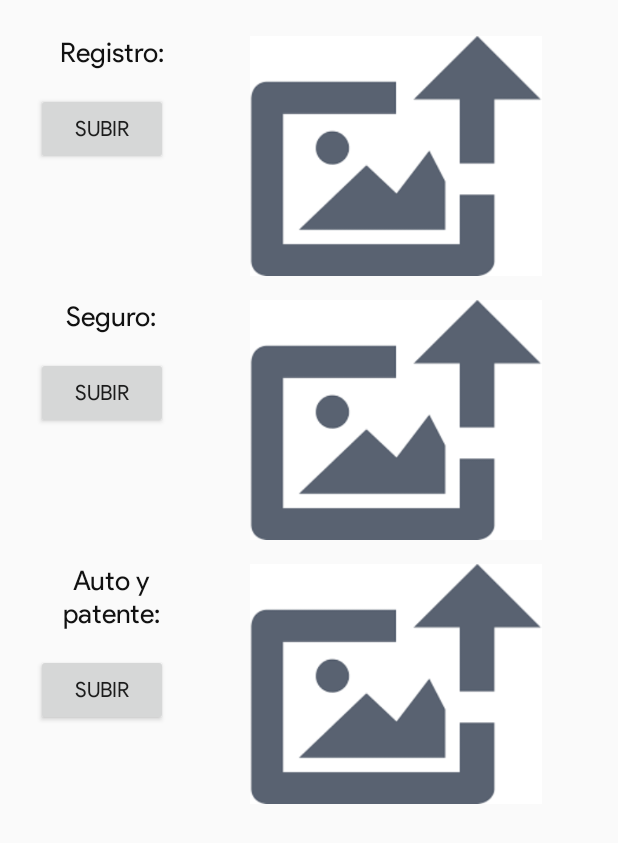
After one commit to tdp2-1c2019/petify-android, an Android app: the DriverPicturesActivity screen opened directly, with no data from a screen before it, on a phone screen of 412 x 824 dp. The commit adds this screen. Shown: the top 843 px of the screen. Run offline under Robolectric (Android 15) with nearby library versions, the phone set to English and light mode, and no system bars; our stand-ins replace Firebase (no records; nobody signed in at launch, a user with empty details on screens opened directly), sdp/ssp sizes; libraries missing offline, so code that uses them is left out: com.facebook; 2 statements that could not run were skipped.

Commit message:
Agregada pantalla para carga de imagenes (en firebase) del chofer

```diff
--- a/app/build.gradle
+++ b/app/build.gradle
@@ -26,6 +26,7 @@ dependencies {
     implementation 'com.google.firebase:firebase-core:16.0.8'
     implementation 'com.google.firebase:firebase-auth:16.2.1'
     implementation 'com.google.firebase:firebase-database:16.1.0'
+    implementation 'com.google.firebase:firebase-storage:16.1.0'
     implementation 'com.facebook.android:facebook-android-sdk:4.41.0'
     testImplementation 'junit:junit:4.12'
     androidTestImplementation 'com.android.support.test:runner:1.0.2'
--- a/app/src/main/AndroidManifest.xml
+++ b/app/src/main/AndroidManifest.xml
@@ -5,6 +5,7 @@
     <uses-permission android:name="android.permission.ACCESS_COARSE_LOCATION" />
     <uses-permission android:name="android.permission.ACCESS_FINE_LOCATION" />
     <uses-permission android:name="android.permission.INTERNET" />
+    <uses-permission android:name="android.permission.READ_EXTERNAL_STORAGE" />
 
     <application
         android:allowBackup="true"
@@ -13,6 +14,9 @@
         android:roundIcon="@mipmap/ic_launcher_round"
         android:supportsRtl="true"
         android:theme="@style/AppTheme">
+        <activity
+            android:name=".activities.DriverPicturesActivity"
+            android:theme="@style/AppTheme.NoActionBar" />
         <activity
             android:name=".activities.ViajeCursoActivity"
             android:theme="@style/AppTheme.NoActionBar" />
@@ -36,7 +40,6 @@
 
         <activity
             android:name=".activities.MainActivity"
-            android:noHistory="true"
             android:theme="@style/AppTheme.NoActionBar">
             <intent-filter>
                 <action android:name="android.intent.action.MAIN" />
--- /dev/null
+++ b/app/src/main/java/com/app/petify/activities/DriverPicturesActivity.java
@@ -0,0 +1,240 @@
+package com.app.petify.activities;
+
+import android.app.ProgressDialog;
+import android.content.Intent;
+import android.graphics.Bitmap;
+import android.net.Uri;
+import android.os.Bundle;
+import android.provider.MediaStore;
+import android.support.annotation.NonNull;
+import android.support.design.widget.Snackbar;
+import android.support.v7.app.AppCompatActivity;
+import android.view.View;
+import android.widget.Button;
+import android.widget.ImageView;
+
+import com.app.petify.R;
+import com.app.petify.utils.DownloadImageTask;
+import com.facebook.AccessToken;
+import com.google.android.gms.tasks.OnFailureListener;
+import com.google.android.gms.tasks.OnSuccessListener;
+import com.google.firebase.storage.FirebaseStorage;
+import com.google.firebase.storage.OnProgressListener;
+import com.google.firebase.storage.StorageReference;
+import com.google.firebase.storage.UploadTask;
+
+import java.io.IOException;
+
+public class DriverPicturesActivity extends AppCompatActivity {
+    private FirebaseStorage storage;
+    private StorageReference storageReference;
+    private String driverFbId;
+    private String baseRef;
+    private Uri localFilePath;
+
+    private ImageView mRegistroImage;
+    private Button mRegistroSubir;
+    private boolean registroCargado;
+    private ImageView mSeguroImage;
+    private Button mSeguroSubir;
+    private boolean seguroCargado;
+    private ImageView mAutoImage;
+    private Button mAutoSubir;
+    private boolean autoCargado;
+    private Button mTerminarCarga;
+
+    Snackbar snackbar;
+
+    private final int REGISTRO_REQUEST = 71;
+    private final int SEGURO_REQUEST = 72;
+    private final int AUTO_REQUEST = 73;
+
+    @Override
+    protected void onCreate(Bundle savedInstanceState) {
+        super.onCreate(savedInstanceState);
+        setContentView(R.layout.activity_driver_pictures);
+
+        mRegistroImage = findViewById(R.id.registroImage);
+        mRegistroSubir = findViewById(R.id.subirFotoRegistro);
+        mSeguroImage = findViewById(R.id.seguroImage);
+        mSeguroSubir = findViewById(R.id.subirFotoSeguro);
+        mAutoImage = findViewById(R.id.autoImage);
+        mAutoSubir = findViewById(R.id.subirFotoAuto);
+
+        registroCargado = false;
+        seguroCargado = false;
+        autoCargado = false;
+        mTerminarCarga = findViewById(R.id.terminarCarga);
+        mTerminarCarga.setVisibility(View.GONE);
+        mTerminarCarga.setOnClickListener(new View.OnClickListener() {
+            @Override
+            public void onClick(View v) {
+                Intent i = new Intent(getBaseContext(), DriverHomeActivity.class);
+                startActivity(i);
+            }
+        });
+
+        AccessToken accessToken = AccessToken.getCurrentAccessToken();
+        driverFbId = accessToken.getUserId();
+        baseRef = "drivers/" + driverFbId;
+
+        storage = FirebaseStorage.getInstance();
+        storageReference = storage.getReference(baseRef);
+        // Si alguna imagen ya esta en su perfil, la traemos
+        storageReference.child("registro").getDownloadUrl().addOnSuccessListener(new OnSuccessListener<Uri>() {
+            @Override
+            public void onSuccess(Uri uri) {
+                new DownloadImageTask(mRegistroImage).execute(uri.toString());
+                registroCargado = true;
+                permitirAvanzar();
+            }
+        }).addOnFailureListener(new OnFailureListener() {
+            @Override
+            public void onFailure(@NonNull Exception e) {
+                e.printStackTrace();
+            }
+        });
+        storageReference.child("seguro").getDownloadUrl().addOnSuccessListener(new OnSuccessListener<Uri>() {
+            @Override
+            public void onSuccess(Uri uri) {
+                new DownloadImageTask(mSeguroImage).execute(uri.toString());
+                seguroCargado = true;
+                permitirAvanzar();
+            }
+        }).addOnFailureListener(new OnFailureListener() {
+            @Override
+            public void onFailure(@NonNull Exception e) {
+                e.printStackTrace();
+            }
+        });
+        storageReference.child("auto").getDownloadUrl().addOnSuccessListener(new OnSuccessListener<Uri>() {
+            @Override
+            public void onSuccess(Uri uri) {
+                new DownloadImageTask(mAutoImage).execute(uri.toString());
+                autoCargado = true;
+                permitirAvanzar();
+            }
+        }).addOnFailureListener(new OnFailureListener() {
+            @Override
+            public void onFailure(@NonNull Exception e) {
+                e.printStackTrace();
+            }
+        });
+
+        mRegistroSubir.setOnClickListener(new View.OnClickListener() {
+            @Override
+            public void onClick(View v) {
+                chooseImage(REGISTRO_REQUEST);
+            }
+        });
+        mSeguroSubir.setOnClickListener(new View.OnClickListener() {
+            @Override
+            public void onClick(View v) {
+                chooseImage(SEGURO_REQUEST);
+            }
+        });
+        mAutoSubir.setOnClickListener(new View.OnClickListener() {
+            @Override
+            public void onClick(View v) {
+                chooseImage(AUTO_REQUEST);
+            }
+        });
+    }
+
+    private void chooseImage(int request_type) {
+        Intent intent = new Intent();
+        intent.setType("image/*");
+        intent.setAction(Intent.ACTION_GET_CONTENT);
+        startActivityForResult(Intent.createChooser(intent, "Seleccione Imagen"), request_type);
+    }
+
+    @Override
+    protected void onActivityResult(int requestCode, int resultCode, Intent data) {
+        super.onActivityResult(requestCode, resultCode, data);
+        if (resultCode == RESULT_OK && data != null && data.getData() != null) {
+            localFilePath = data.getData();
+            try {
+                Bitmap bitmap = MediaStore.Images.Media.getBitmap(getContentResolver(), localFilePath);
+                switch (requestCode) {
+                    case REGISTRO_REQUEST:
+                        mRegistroImage.setImageBitmap(bitmap);
+                        uploadImage(REGISTRO_REQUEST);
+                        break;
+                    case SEGURO_REQUEST:
+                        mSeguroImage.setImageBitmap(bitmap);
+                        uploadImage(SEGURO_REQUEST);
+                        break;
+                    case AUTO_REQUEST:
+                        mAutoImage.setImageBitmap(bitmap);
+                        uploadImage(AUTO_REQUEST);
+                        break;
+                }
+            } catch (IOException e) {
+                e.printStackTrace();
+            }
+        }
+    }
+
+    private void uploadImage(final int request_type) {
+        if (localFilePath != null) {
+            final ProgressDialog progressDialog = new ProgressDialog(this);
+            progressDialog.setTitle("Subiendo...");
+            progressDialog.show();
+
+            StorageReference ref = storageReference;
+            switch (request_type) {
+                case REGISTRO_REQUEST:
+                    ref.child("registro");
+                    break;
+                case SEGURO_REQUEST:
+                    ref.child("seguro");
+                    break;
+                case AUTO_REQUEST:
+                    ref.child("auto");
+                    break;
+            }
+            ref.putFile(localFilePath)
+                    .addOnSuccessListener(new OnSuccessListener<UploadTask.TaskSnapshot>() {
+
+                        @Override
+                        public void onSuccess(UploadTask.TaskSnapshot taskSnapshot) {
+                            progressDialog.dismiss();
+                            snackbar = Snackbar.make(findViewById(R.id.driver_profile_layout), "Imagen cargada", Snackbar.LENGTH_SHORT);
+                            switch (request_type) {
+                                case REGISTRO_REQUEST:
+                                    registroCargado = true;
+                                    break;
+                                case SEGURO_REQUEST:
+                                    seguroCargado = true;
+                                    break;
+                                case AUTO_REQUEST:
+                                    autoCargado = true;
+                                    break;
+                            }
+                            permitirAvanzar();
+                        }
+                    })
+                    .addOnFailureListener(new OnFailureListener() {
+                        @Override
+                        public void onFailure(@NonNull Exception e) {
+                            progressDialog.dismiss();
+                            snackbar = Snackbar.make(findViewById(R.id.driver_profile_layout), "Error: " + e.getMessage(), Snackbar.LENGTH_SHORT);
+                        }
+                    })
+                    .addOnProgressListener(new OnProgressListener<UploadTask.TaskSnapshot>() {
+                        @Override
+                        public void onProgress(UploadTask.TaskSnapshot taskSnapshot) {
+                            double progress = (100.0 * taskSnapshot.getBytesTransferred() / taskSnapshot
+                                    .getTotalByteCount());
+                            progressDialog.setMessage("Progreso: " + (int) progress + "%");
+                        }
+                    });
+        }
+    }
+
+    private void permitirAvanzar() {
+        if (registroCargado && seguroCargado && autoCargado) {
+            mTerminarCarga.setVisibility(View.VISIBLE);
+        }
+    }
+}
--- a/app/src/main/java/com/app/petify/activities/MainActivity.java
+++ b/app/src/main/java/com/app/petify/activities/MainActivity.java
@@ -169,7 +169,7 @@ public class MainActivity extends AppCompatActivity {
                     Intent navigationIntent = new Intent(MainActivity.this, MapsActivity.class);
                     startActivity(navigationIntent);
                 } else if (userResponse instanceof Driver){
-                    Intent navigationIntent = new Intent(MainActivity.this, DriverHomeActivity.class);
+                    Intent navigationIntent = new Intent(MainActivity.this, DriverPicturesActivity.class);
                     startActivity(navigationIntent);
                 }
             } else {
@@ -207,7 +207,7 @@ public class MainActivity extends AppCompatActivity {
                     Intent navigationIntent = new Intent(MainActivity.this, MapsActivity.class);
                     startActivity(navigationIntent);
                 } else if (userResponse instanceof Driver){
-                    Intent navigationIntent = new Intent(MainActivity.this, DriverHomeActivity.class);
+                    Intent navigationIntent = new Intent(MainActivity.this, DriverPicturesActivity.class);
                     startActivity(navigationIntent);
                 }
             } else {
--- a/app/src/main/java/com/app/petify/activities/DownloadImageTask.java
+++ b/app/src/main/java/com/app/petify/utils/DownloadImageTask.java
@@ -1,4 +1,4 @@
-package com.app.petify.activities;
+package com.app.petify.utils;
 
 import android.graphics.Bitmap;
 import android.graphics.BitmapFactory;
@@ -8,7 +8,7 @@ import android.widget.ImageView;
 
 import java.io.InputStream;
 
-class DownloadImageTask extends AsyncTask<String, Void, Bitmap> {
+public class DownloadImageTask extends AsyncTask<String, Void, Bitmap> {
     ImageView bmImage;
 
     public DownloadImageTask(ImageView bmImage) {
--- /dev/null
+++ b/app/src/main/res/layout/activity_driver_pictures.xml
@@ -0,0 +1,128 @@
+<?xml version="1.0" encoding="utf-8"?>
+<LinearLayout xmlns:android="http://schemas.android.com/apk/res/android"
+    xmlns:tools="http://schemas.android.com/tools"
+    android:id="@+id/driver_profile_layout"
+    android:layout_width="match_parent"
+    android:layout_height="match_parent"
+    android:orientation="vertical"
+    android:padding="@dimen/_10sdp"
+    tools:context="com.app.petify.activities.DriverPicturesActivity">
+
+    <TableLayout
+        android:layout_width="match_parent"
+        android:layout_height="0dp"
+        android:layout_weight="1"
+        android:stretchColumns="0">
+        <TableRow>
+
+            <LinearLayout
+                android:layout_width="match_parent"
+                android:layout_height="match_parent"
+                android:orientation="vertical"
+                android:weightSum="2">
+
+                <TextView
+                    android:id="@+id/registroText"
+                    android:layout_width="match_parent"
+                    android:layout_height="wrap_content"
+                    android:layout_margin="@dimen/_5sdp"
+                    android:gravity="center"
+                    android:text="Registro:"
+                    android:theme="@style/Texto" />
+
+                <Button
+                    android:id="@+id/subirFotoRegistro"
+                    android:layout_width="wrap_content"
+                    android:layout_height="wrap_content"
+                    android:layout_margin="@dimen/_5sdp"
+                    android:text="subir" />
+            </LinearLayout>
+
+            <ImageView
+                android:id="@+id/registroImage"
+                android:layout_width="wrap_content"
+                android:layout_height="@dimen/_100sdp"
+                android:layout_margin="@dimen/_5sdp"
+                android:scaleType="fitCenter"
+                android:src="@drawable/default_image" />
+        </TableRow>
+
+        <TableRow>
+
+            <LinearLayout
+                android:layout_width="match_parent"
+                android:layout_height="match_parent"
+                android:orientation="vertical"
+                android:weightSum="2">
+
+                <TextView
+                    android:id="@+id/seguroText"
+                    android:layout_width="match_parent"
+                    android:layout_height="wrap_content"
+                    android:layout_margin="@dimen/_5sdp"
+                    android:gravity="center"
+                    android:text="Seguro:"
+                    android:theme="@style/Texto" />
+
+                <Button
+                    android:id="@+id/subirFotoSeguro"
+                    android:layout_width="wrap_content"
+                    android:layout_height="wrap_content"
+                    android:layout_margin="@dimen/_5sdp"
+                    android:text="subir" />
+            </LinearLayout>
+
+            <ImageView
+                android:id="@+id/seguroImage"
+                android:layout_width="wrap_content"
+                android:layout_height="@dimen/_100sdp"
+                android:layout_margin="@dimen/_5sdp"
+                android:scaleType="fitCenter"
+                android:src="@drawable/default_image" />
+        </TableRow>
+
+        <TableRow>
+
+            <LinearLayout
+                android:layout_width="match_parent"
+                android:layout_height="match_parent"
+                android:orientation="vertical"
+                android:weightSum="2">
+
+                <TextView
+                    android:id="@+id/autoText"
+                    android:layout_width="match_parent"
+                    android:layout_height="wrap_content"
+                    android:layout_margin="@dimen/_5sdp"
+                    android:gravity="center"
+                    android:text="Auto y patente:"
+                    android:theme="@style/Texto" />
+
+                <Button
+                    android:id="@+id/subirFotoAuto"
+                    android:layout_width="wrap_content"
+                    android:layout_height="wrap_content"
+                    android:layout_margin="@dimen/_5sdp"
+                    android:text="subir" />
+            </LinearLayout>
+
+            <ImageView
+                android:id="@+id/autoImage"
+                android:layout_width="wrap_content"
+                android:layout_height="@dimen/_100sdp"
+                android:layout_margin="@dimen/_5sdp"
+                android:scaleType="fitCenter"
+                android:src="@drawable/default_image" />
+        </TableRow>
+    </TableLayout>
+
+    <Button
+        android:id="@+id/terminarCarga"
+        android:layout_width="match_parent"
+        android:layout_height="70dp"
+        android:layout_alignParentBottom="true"
+        android:layout_margin="@dimen/_5sdp"
+        android:text="Terminar carga"
+        android:textAlignment="center"
+        android:theme="@style/Button" />
+</LinearLayout>
```
Also changed, not shown: app/src/main/res/drawable/default_image.png (added).
